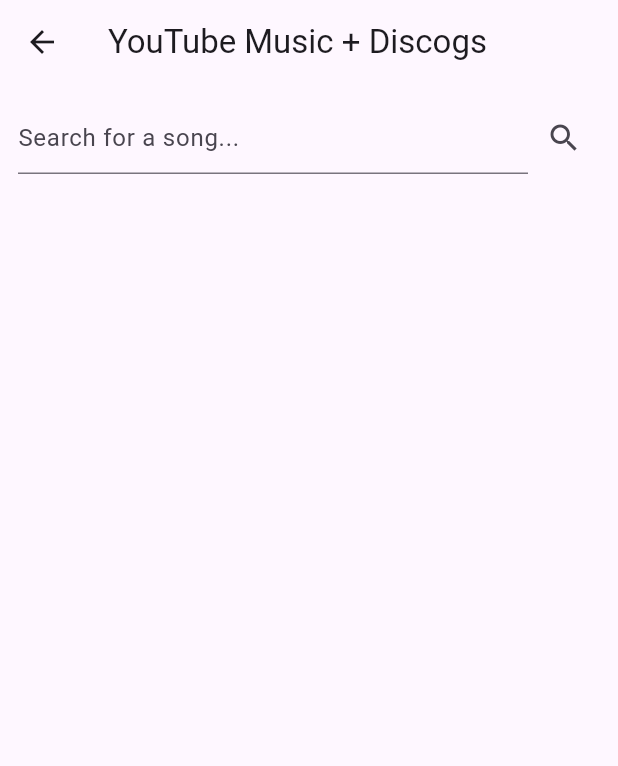
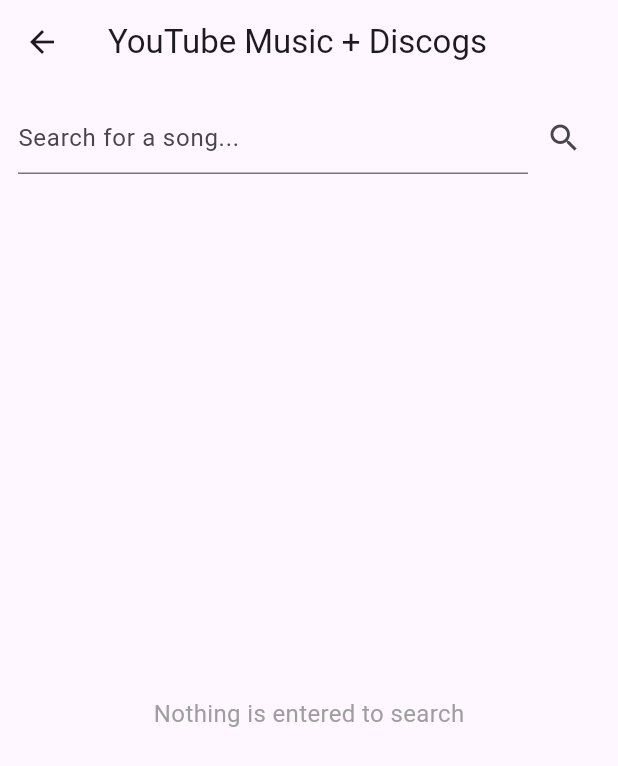
Before and after one commit to 12kishansingh/tunesync., a Flutter app: the SearchAndPlayPage screen opened directly, after a tap on the "search" icon, on a phone screen of 412 x 824 dp. Shown: the top 766 px of the screen. Run offline on Flutter 3.47's test engine with Material 3 defaults, Android fonts, the phone set to English and light mode, and no system bars; our stand-ins replace firebase_auth, firebase_core, google_sign_in, just_audio; missing offline and left inert: youtube_explode_dart; accounts and stored records are empty; network calls fail.

Commit message:
working on search and play api

```diff
--- a/lib/pages/search_and_play.dart
+++ b/lib/pages/search_and_play.dart
@@ -15,13 +15,29 @@ class _SearchAndPlayPageState extends State<SearchAndPlayPage> {
   final TextEditingController _controller = TextEditingController();
   List<Map<String, String>> _results = [];
   bool _loading = false;
+  String? _errorMessage;
 
   Future<void> _search() async {
-    setState(() { _loading = true; });
-    final results = await YouTubeMusicService.searchSongs(_controller.text);
+    final query = _controller.text.trim();
+    if (query.isEmpty) {
+      setState(() {
+        _errorMessage = 'Nothing is entered to search';
+        _results = [];
+        _loading = false;
+      });
+      return;
+    }
+    setState(() {
+      _loading = true;
+      _errorMessage = null;
+    });
+    final results = await YouTubeMusicService.searchSongs(query);
     setState(() {
       _results = results;
       _loading = false;
+      if (_results.isEmpty) {
+        _errorMessage = 'No results found for "$query"';
+      }
     });
   }
 
@@ -43,6 +59,7 @@ class _SearchAndPlayPageState extends State<SearchAndPlayPage> {
                     decoration: const InputDecoration(
                       hintText: 'Search for a song...',
                     ),
+                    onSubmitted: (_) => _search(),
                   ),
                 ),
                 IconButton(
@@ -52,9 +69,29 @@ class _SearchAndPlayPageState extends State<SearchAndPlayPage> {
               ],
             ),
           ),
-          if (_loading) const LinearProgressIndicator(),
           Expanded(
-            child: ListView.builder(
+            child: Builder(
+              builder: (context) {
+                if (_loading) {
+                  return const Center(child: CircularProgressIndicator());
+                }
+                if (_errorMessage != null) {
+                  return Center(
+                    child: Text(
+                      _errorMessage!,
+                      style: const TextStyle(color: Colors.grey, fontSize: 16),
+                    ),
+                  );
+                }
+                if (_results.isEmpty) {
+                  return const Center(
+                    child: Text(
+                      'Search for songs above.',
+                      style: TextStyle(color: Colors.grey, fontSize: 16),
+                    ),
+                  );
+                }
+                return ListView.builder(
                   itemCount: _results.length,
                   itemBuilder: (context, index) {
                     final song = _results[index];
@@ -63,12 +100,11 @@ class _SearchAndPlayPageState extends State<SearchAndPlayPage> {
                         song['thumbnail'] ?? '',
                         width: 50,
                         height: 50,
-                    errorBuilder: (_, __, ___) => const Icon(Icons.music_note)
+                        errorBuilder: (_, __, ___) => const Icon(Icons.music_note),
                       ),
                       title: Text(song['title'] ?? ''),
                       subtitle: Text(song['artist'] ?? ''),
                       onTap: () async {
-                    // Get Discogs metadata (optional)
                         final discogs = await DiscogsAPI.searchTrack(song['title'] ?? '');
                         String? discogsImage;
                         if (discogs != null &&
@@ -76,11 +112,8 @@ class _SearchAndPlayPageState extends State<SearchAndPlayPage> {
                             (discogs['results'] as List).isNotEmpty) {
                           discogsImage = discogs['results'][0]['cover_image'];
                         }
-
-                    // Get audio URL from YouTube
                         final url = await YouTubeMusicService.getAudioUrl(song['id']!);
                         if (url != null) {
-                      // Use playDirect method with correct parameters
                           await audioService.playDirect(
                             url,
                             title: song['title'],
@@ -91,9 +124,10 @@ class _SearchAndPlayPageState extends State<SearchAndPlayPage> {
                       },
                     );
                   },
+                );
+              },
             ),
           ),
-          // Mini player at bottom
           if (audioService.currentTitle != null)
             Container(
               color: Colors.black87,
@@ -110,8 +144,8 @@ class _SearchAndPlayPageState extends State<SearchAndPlayPage> {
                         fit: BoxFit.cover,
                         errorBuilder: (_, __, ___) => const Icon(
                           Icons.music_note,
-                          color: Colors.white
-                        )
+                          color: Colors.white,
+                        ),
                       ),
                     ),
                   const SizedBox(width: 12),
@@ -124,7 +158,7 @@ class _SearchAndPlayPageState extends State<SearchAndPlayPage> {
                           audioService.currentTitle ?? '',
                           style: const TextStyle(
                             color: Colors.white,
-                            fontWeight: FontWeight.bold
+                            fontWeight: FontWeight.bold,
                           ),
                           maxLines: 1,
                           overflow: TextOverflow.ellipsis,
@@ -141,13 +175,13 @@ class _SearchAndPlayPageState extends State<SearchAndPlayPage> {
                   IconButton(
                     icon: Icon(
                       audioService.isPlaying ? Icons.pause : Icons.play_arrow,
-                      color: Colors.white
+                      color: Colors.white,
                     ),
                     onPressed: () {
                       if (audioService.isPlaying) {
                         audioService.pause();
                       } else {
-                        audioService.play(); // Use play() instead of resume()
+                        audioService.play();
                       }
                     },
                   ),
```
Also changed, not shown: lib/pages/profle_info.dart (+17 -1 lines), lib/pages/search_screen.dart (added, +151 -0 lines), lib/services/discogsapi.dart (+13 -0 lines), lib/services/youtube_music_service.dart (+25 -7 lines), 1 other file. Lines whose indentation alone changed are shown as unchanged.
